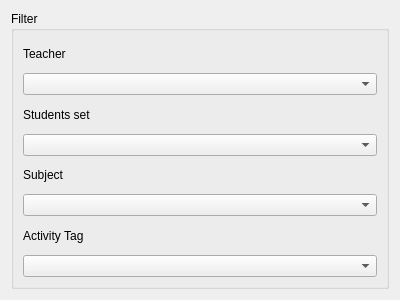
This is src/interface/teacherstudentsetsubjectactivitytag_filterwidget.ui in rodolforg/fet as Qt 5 draws it before an edit. The edited form follows.
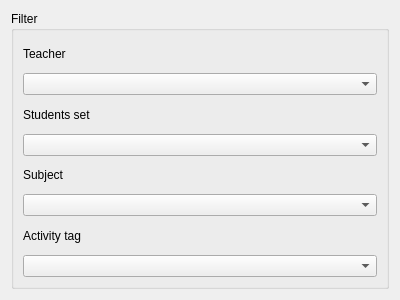
This is the edited form.

Commit message: small fix: 'Actitvity tag' filter label capitalization

Patch:
```diff
--- a/src/interface/teacherstudentsetsubjectactivitytag_filterwidget.ui
+++ b/src/interface/teacherstudentsetsubjectactivitytag_filterwidget.ui
@@ -53,7 +53,7 @@
       <item>
        <widget class="QLabel" name="activityTagsLabel">
         <property name="text">
-         <string>Activity Tag</string>
+         <string>Activity tag</string>
         </property>
        </widget>
       </item>
```
